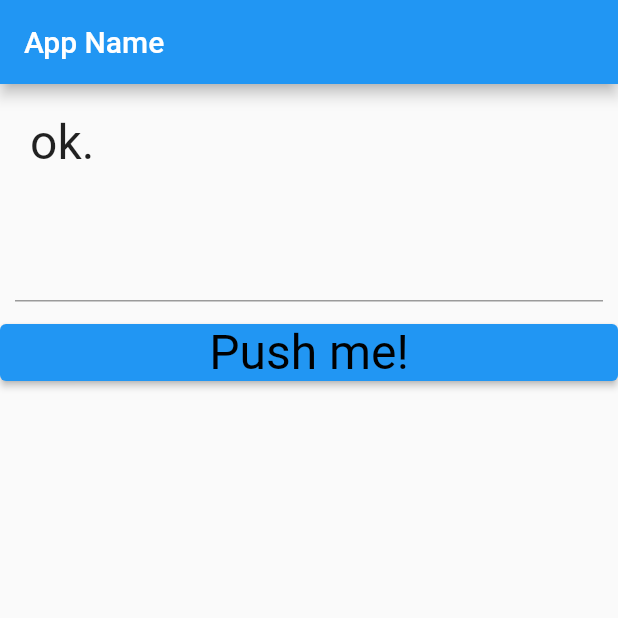
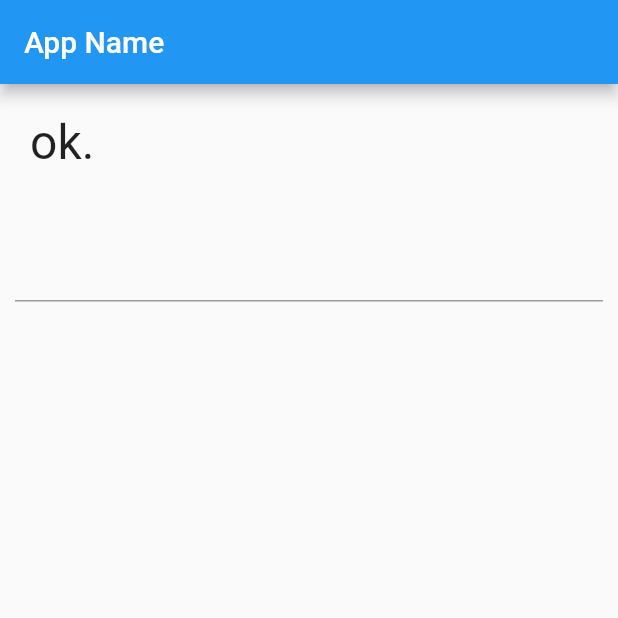
Before and after one commit to naokimakino/introduction-to-flutter3, a Flutter app: the screen it shows after launch, on a phone screen of 412 x 824 dp, the top half of it. Run offline on Flutter 3.47's test engine with Material 2 defaults, Android fonts, the phone set to English and light mode, and no system bars.

Commit message:
feat(chapter3): list3_9

```diff
--- a/chapter3/lib/main.dart
+++ b/chapter3/lib/main.dart
@@ -56,6 +56,7 @@ class _MyHomePageState extends State<MyHomePage> {
               Padding(
                 padding: const EdgeInsets.all(10.0),
                 child: TextField(
+                  onChanged: textChanged,
                   controller: _controller,
                   style: const TextStyle(
                       fontSize: 28.0,
@@ -64,24 +65,12 @@ class _MyHomePageState extends State<MyHomePage> {
                       fontFamily: "Roboto"),
                 ),
               ),
-              ElevatedButton(
-                onPressed: buttonPressed,
-                child: const Text(
-                  "Push me!",
-                  style: TextStyle(
-                    fontSize: 32.0,
-                    color: Color(0xff000000),
-                    fontWeight: FontWeight.w400,
-                    fontFamily: "Roboto",
-                  ),
-                ),
-              )
             ])));
   }
 
-  void buttonPressed() {
+  void textChanged(String val) {
     setState(() {
-      _message = 'you said: ${_controller.text}';
+      _message = val.toUpperCase();
     });
   }
 }
```
